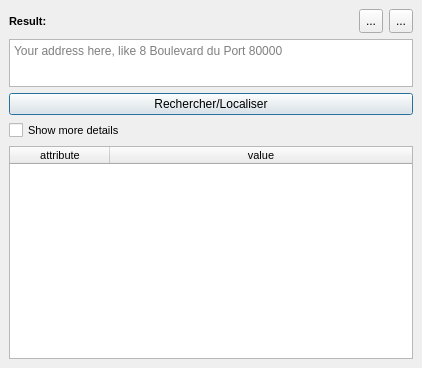
The window that french_address_dockwidget_base.ui (Gui0delp/french_address) describes before a commit, drawn with Qt 5.
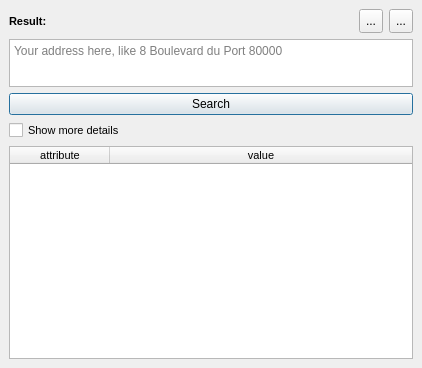
The same window after the commit.

Commit message: :lipstick: UI: change text of the button pb_locate_search

Diff of the .ui file:
```diff
--- a/french_address_dockwidget_base.ui
+++ b/french_address_dockwidget_base.ui
@@ -46,7 +46,7 @@
     <item row="3" column="0" colspan="3">
      <widget class="QPushButton" name="pb_locate_search">
       <property name="text">
-       <string>Rechercher/Localiser</string>
+       <string>Search</string>
       </property>
       <property name="default">
        <bool>true</bool>
```
